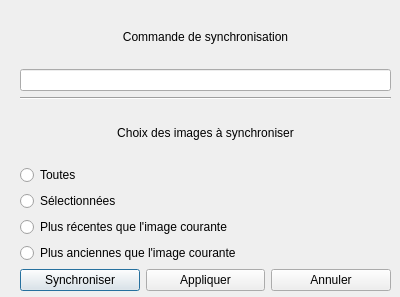
This is gui/dialog_synchro.ui in kif/imagizer as Qt 5 draws it before an edit. The edited form follows.
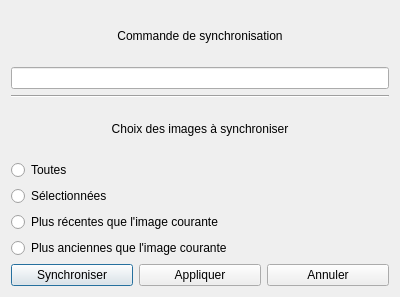
This is the edited form.

```diff
--- a/gui/dialog_synchro.ui
+++ b/gui/dialog_synchro.ui
@@ -11,16 +11,7 @@
    </rect>
   </property>
   <property name="windowTitle">
-   <string>Dialog</string>
-  </property>
-  <widget class="QWidget" name="verticalLayoutWidget">
-   <property name="geometry">
-    <rect>
-     <x>20</x>
-     <y>10</y>
-     <width>371</width>
-     <height>281</height>
-    </rect>
+   <string>Synchroniser</string>
    </property>
    <layout class="QVBoxLayout" name="verticalLayout">
     <item>
@@ -84,7 +75,7 @@
     <item>
      <layout class="QHBoxLayout" name="horizontalLayout">
       <item>
-       <widget class="QPushButton" name="ok4">
+      <widget class="QPushButton" name="synchoniser">
         <property name="text">
          <string>Synchroniser</string>
         </property>
@@ -108,7 +99,6 @@
     </item>
    </layout>
   </widget>
- </widget>
  <resources/>
  <connections/>
 </ui>
```
Left out of the diff: 35 changed lines with no effect on the pictures. Lines whose indentation alone changed are shown as unchanged.
